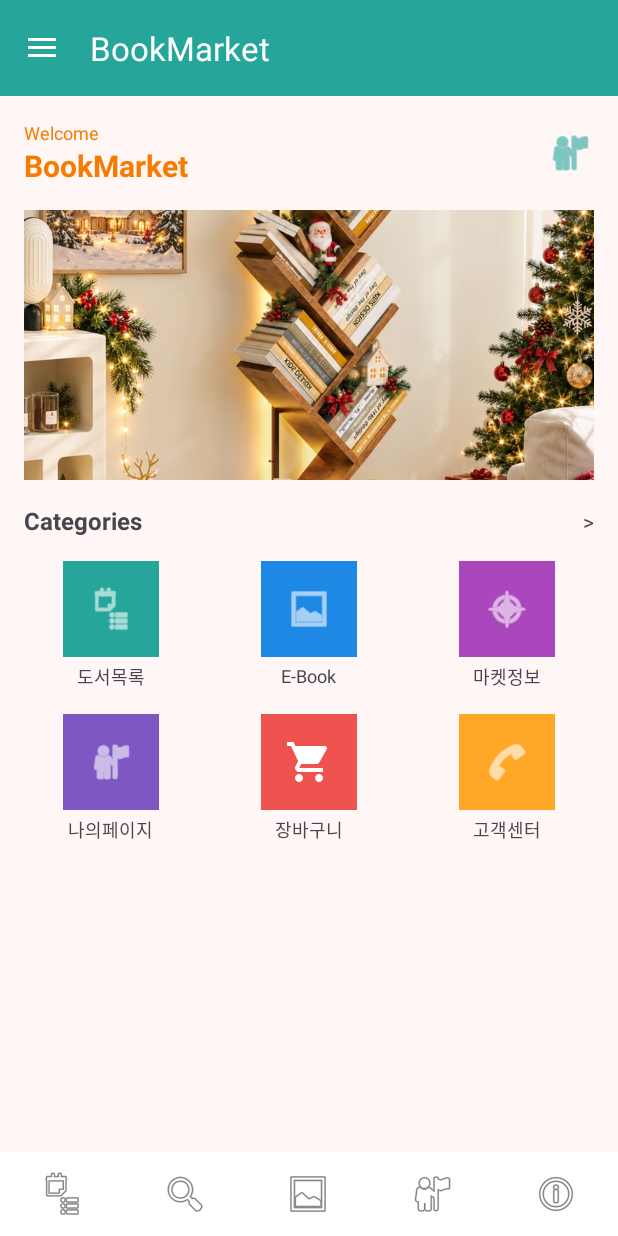
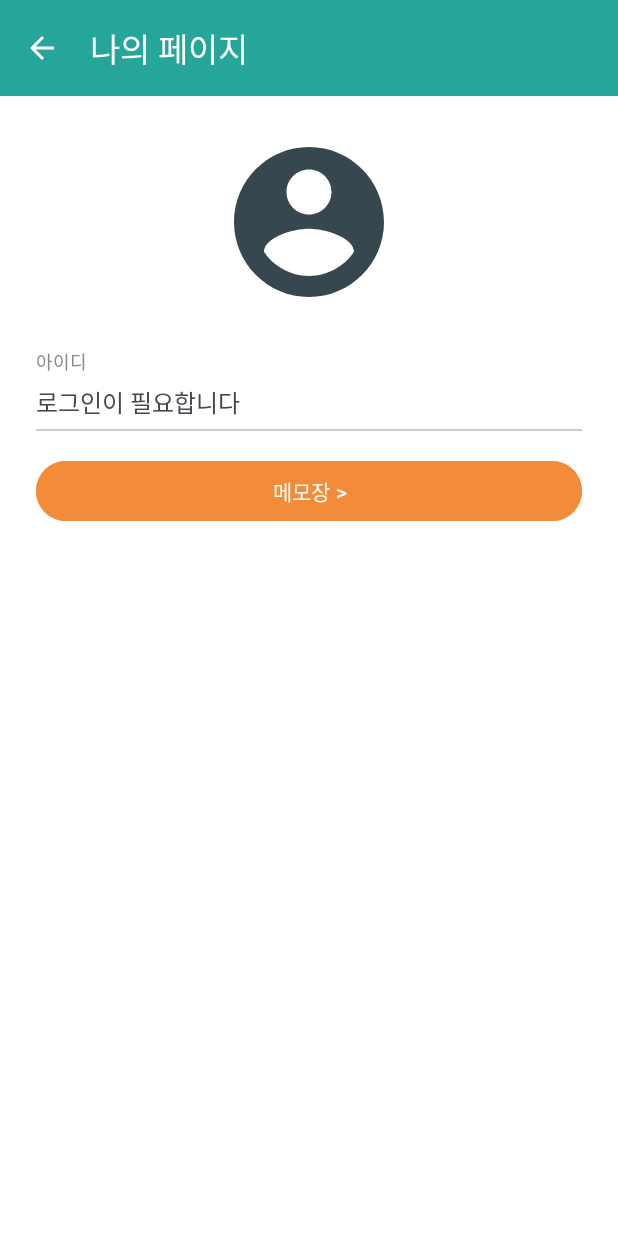
Before and after one commit to Zilli-san/Kotlin-Android, an Android app: the MenuActivity screen opened directly, with no data from a screen before it, in the side drawer, after a tap on "나의정보", on a phone screen of 412 x 824 dp. Run offline under Robolectric (Android 15) with nearby library versions, the phone set to English and light mode, and no system bars.

Commit message:
Q10_ch10_pg463 데이터 저장소  - 메모 검색

```diff
--- a/BookMarket/app/src/main/AndroidManifest.xml
+++ b/BookMarket/app/src/main/AndroidManifest.xml
@@ -29,6 +29,9 @@
         <activity android:name=".CartActivity" />
         <activity android:name=".ShippingActivity" />
         <activity android:name=".OrderActivity" />
+
+        <activity android:name=".MyPageActivity" />
+        <activity android:name=".MemoActivity" />
     </application>
 
 </manifest>
--- a/BookMarket/app/src/main/java/com/androidbook/bookmarket/MenuActivity.kt
+++ b/BookMarket/app/src/main/java/com/androidbook/bookmarket/MenuActivity.kt
@@ -43,14 +43,14 @@ class MenuActivity : AppCompatActivity() {
         drawerLayout.addDrawerListener(toggle)
         toggle.syncState()
 
-        // 드로어 메뉴: 로그인 → 로그인 대화상자
+        // 드로어 메뉴
         val navView: NavigationView = findViewById(R.id.nav_view)
         navView.setNavigationItemSelectedListener { item ->
             drawerLayout.closeDrawers()
-            if (item.itemId == R.id.nav_login) {
-                showLoginDialog()
-            } else {
-                Toast.makeText(applicationContext, item.title, Toast.LENGTH_SHORT).show()
+            when (item.itemId) {
+                R.id.nav_login -> showLoginDialog()
+                R.id.nav_myinfo -> startActivity(Intent(this, MyPageActivity::class.java))
+                else -> Toast.makeText(applicationContext, item.title, Toast.LENGTH_SHORT).show()
             }
             true
         }
@@ -65,11 +65,15 @@ class MenuActivity : AppCompatActivity() {
             startActivity(Intent(this, CartActivity::class.java))
         }
 
+        // 나의페이지
+        findViewById<LinearLayout>(R.id.menu_mypage).setOnClickListener {
+            startActivity(Intent(this, MyPageActivity::class.java))
+        }
+
         // 나머지 메뉴
         val menus = mapOf(
             R.id.menu_ebook to "E-Book",
             R.id.menu_market to "마켓정보",
-            R.id.menu_mypage to "나의페이지",
             R.id.menu_service to "고객센터"
         )
         for ((id, name) in menus) {
@@ -79,7 +83,7 @@ class MenuActivity : AppCompatActivity() {
         }
     }
 
-    // 사용자 정의 대화상자 (8장 05절 방식)
+    // 로그인 대화상자 + 아이디 저장 (공유 환경 설정)
     private fun showLoginDialog() {
         val builder = AlertDialog.Builder(this)
         val dialogView = layoutInflater.inflate(R.layout.dialog_login, null)
@@ -90,6 +94,10 @@ class MenuActivity : AppCompatActivity() {
         loginButton.setOnClickListener {
             val id = dialogView.findViewById<EditText>(R.id.login_id).text.toString()
             val pw = dialogView.findViewById<EditText>(R.id.login_pw).text.toString()
+
+            val pref = getSharedPreferences("login", MODE_PRIVATE)
+            pref.edit().putString("id", id).apply()
+
             Toast.makeText(applicationContext, "아이디: $id 비밀번호: $pw", Toast.LENGTH_LONG).show()
             dialog.dismiss()
         }
--- /dev/null
+++ b/BookMarket/app/src/main/java/com/androidbook/bookmarket/MyPageActivity.kt
@@ -0,0 +1,47 @@
+package com.androidbook.bookmarket
+
+import android.content.Intent
+import android.os.Bundle
+import android.widget.Button
+import android.widget.TextView
+import androidx.activity.enableEdgeToEdge
+import androidx.appcompat.app.AppCompatActivity
+import androidx.appcompat.widget.Toolbar
+import androidx.core.view.ViewCompat
+import androidx.core.view.WindowInsetsCompat
+
+class MyPageActivity : AppCompatActivity() {
+
+    override fun onCreate(savedInstanceState: Bundle?) {
+        super.onCreate(savedInstanceState)
+        enableEdgeToEdge()
+        setContentView(R.layout.activity_my_page)
+
+        val toolbar: Toolbar = findViewById(R.id.toolbar)
+        ViewCompat.setOnApplyWindowInsetsListener(findViewById(R.id.main)) { v, insets ->
+            val bars = insets.getInsets(WindowInsetsCompat.Type.systemBars())
+            v.setPadding(bars.left, 0, bars.right, bars.bottom)
+            toolbar.setPadding(0, bars.top, 0, 0)
+            insets
+        }
+        setSupportActionBar(toolbar)
+        supportActionBar?.title = "나의 페이지"
+        supportActionBar?.setDisplayHomeAsUpEnabled(true)
+
+        // 로그인 대화상자에서 저장한 아이디 읽기 (공유 환경 설정)
+        val pref = getSharedPreferences("login", MODE_PRIVATE)
+        val id = pref.getString("id", "")
+        findViewById<TextView>(R.id.my_id).text =
+            if (id.isNullOrEmpty()) "로그인이 필요합니다" else id
+
+        // 메모장으로 이동
+        findViewById<Button>(R.id.btn_memo).setOnClickListener {
+            startActivity(Intent(this, MemoActivity::class.java))
+        }
+    }
+
+    override fun onSupportNavigateUp(): Boolean {
+        finish()
+        return true
+    }
+}
--- /dev/null
+++ b/BookMarket/app/src/main/res/drawable/ic_profile.xml
@@ -0,0 +1,9 @@
+<vector xmlns:android="http://schemas.android.com/apk/res/android"
+    android:width="24dp"
+    android:height="24dp"
+    android:viewportWidth="24"
+    android:viewportHeight="24">
+    <path
+        android:fillColor="#37474F"
+        android:pathData="M12,2C6.48,2 2,6.48 2,12s4.48,10 10,10 10,-4.48 10,-10S17.52,2 12,2zM12,5c1.66,0 3,1.34 3,3s-1.34,3 -3,3 -3,-1.34 -3,-3 1.34,-3 3,-3zM12,19.2c-2.5,0 -4.71,-1.28 -6,-3.22 0.03,-1.99 4,-3.08 6,-3.08 1.99,0 5.97,1.09 6,3.08 -1.29,1.94 -3.5,3.22 -6,3.22z" />
+</vector>
--- /dev/null
+++ b/BookMarket/app/src/main/res/layout/activity_my_page.xml
@@ -0,0 +1,64 @@
+<?xml version="1.0" encoding="utf-8"?>
+<LinearLayout xmlns:android="http://schemas.android.com/apk/res/android"
+    xmlns:app="http://schemas.android.com/apk/res-auto"
+    xmlns:tools="http://schemas.android.com/tools"
+    android:id="@+id/main"
+    android:layout_width="match_parent"
+    android:layout_height="match_parent"
+    android:background="#FFFFFF"
+    android:orientation="vertical"
+    tools:context=".MyPageActivity">
+
+    <androidx.appcompat.widget.Toolbar
+        android:id="@+id/toolbar"
+        android:layout_width="match_parent"
+        android:layout_height="wrap_content"
+        android:minHeight="?attr/actionBarSize"
+        android:background="#26A69A"
+        android:theme="@style/ThemeOverlay.Material3.Dark.ActionBar"
+        app:popupTheme="@style/ThemeOverlay.Material3.Light"
+        app:titleTextColor="#FFFFFF" />
+
+    <LinearLayout
+        android:layout_width="match_parent"
+        android:layout_height="wrap_content"
+        android:gravity="center_horizontal"
+        android:orientation="vertical"
+        android:padding="24dp">
+
+        <ImageView
+            android:layout_width="120dp"
+            android:layout_height="120dp"
+            android:contentDescription="프로필"
+            android:src="@drawable/ic_profile" />
+
+        <TextView
+            android:layout_width="match_parent"
+            android:layout_height="wrap_content"
+            android:layout_marginTop="24dp"
+            android:text="아이디"
+            android:textColor="#888888"
+            android:textSize="12sp" />
+
+        <TextView
+            android:id="@+id/my_id"
+            android:layout_width="match_parent"
+            android:layout_height="wrap_content"
+            android:paddingVertical="6dp"
+            android:textSize="16sp" />
+
+        <View
+            android:layout_width="match_parent"
+            android:layout_height="1dp"
+            android:background="#CCCCCC" />
+
+        <Button
+            android:id="@+id/btn_memo"
+            android:layout_width="match_parent"
+            android:layout_height="wrap_content"
+            android:layout_marginTop="16dp"
+            android:backgroundTint="#F28C38"
+            android:text="메모장 &gt;"
+            android:textColor="#FFFFFF" />
+    </LinearLayout>
+</LinearLayout>
```
Also changed, not shown: BookMarket/app/src/main/java/com/androidbook/bookmarket/Memo.kt (added, +90 -0 lines), BookMarket/app/src/main/java/com/androidbook/bookmarket/MemoActivity.kt (added, +170 -0 lines), BookMarket/app/src/main/java/com/androidbook/bookmarket/MemoAdapter.kt (added, +57 -0 lines), BookMarket/app/src/main/res/layout/activity_memo.xml (added, +59 -0 lines), BookMarket/app/src/main/res/layout/dialog_memo.xml (added, +79 -0 lines), BookMarket/app/src/main/res/layout/item_memo.xml (added, +48 -0 lines), BookMarket/app/src/main/res/menu/menu_memo.xml (added, +10 -0 lines).
